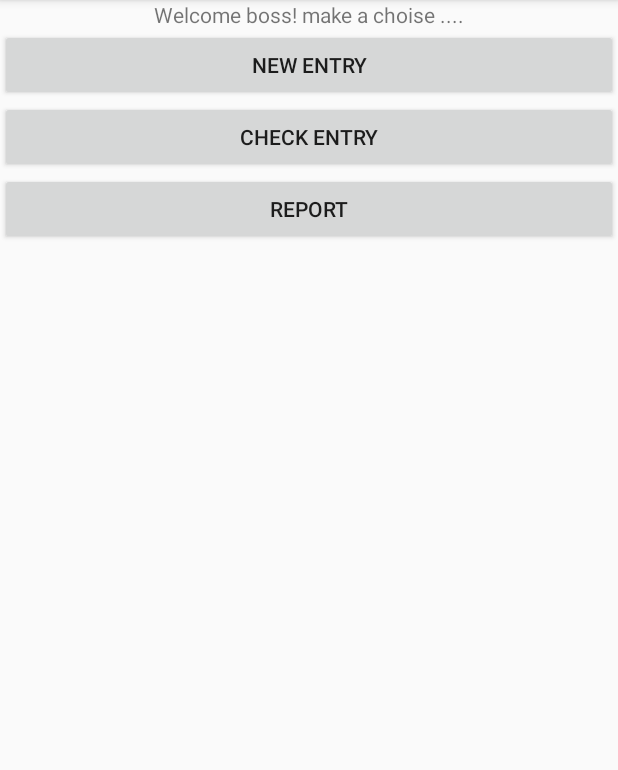
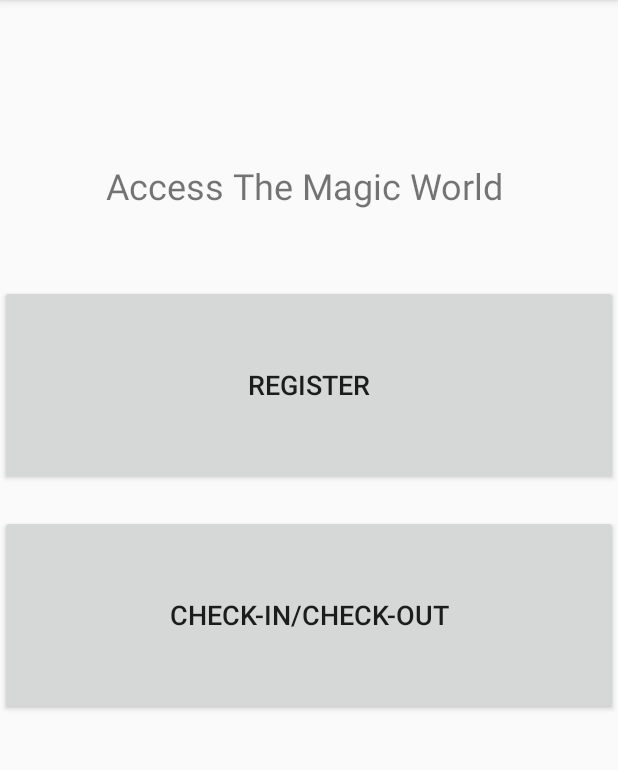
Before and after one commit to gabrieladinu/licenta, an Android app: the screen it shows after launch (MainActivity), on a phone screen of 412 x 824 dp, the part 84-854 px from its top. Run offline under Robolectric (Android 15) with nearby library versions, the phone set to English and light mode, and no system bars.

```diff
--- a/app/src/main/res/layout/activity_choice.xml
+++ b/app/src/main/res/layout/activity_choice.xml
@@ -1,5 +1,5 @@
 <?xml version="1.0" encoding="utf-8"?>
-<LinearLayout
+<GridLayout
     xmlns:android="http://schemas.android.com/apk/res/android" android:layout_width="match_parent"
     android:layout_height="match_parent"
     android:orientation="vertical"
@@ -11,33 +11,41 @@
         android:id="@+id/titleChoise"
         android:layout_width="match_parent"
         android:layout_height="wrap_content"
-        android:text="Welcome boss! make a choise ...."
+        android:layout_alignParentTop="true"
+        android:layout_marginTop="107dp"
+        android:text="Access The Magic World "
         android:textAlignment="center"
-        android:layout_weight="0"/>
+        android:textSize="24dp"
+        android:layout_marginBottom="30dp"
+
+
+
+        />
 
     <Button
         android:id="@+id/newEntry"
         android:layout_width="match_parent"
-        android:layout_height="wrap_content"
+        android:layout_height="200px"
+        android:layout_centerVertical="true"
         android:text="@string/newEntry"
-        />
+        android:textSize="18dp"
+        android:layout_marginTop="20dp"
+
+
+       />
 
     <Button
         android:id="@+id/checkEntry"
         android:layout_width="match_parent"
-        android:layout_height="wrap_content"
+        android:layout_height="200px"
+        android:layout_alignParentBottom="true"
+        android:layout_marginBottom="180dp"
         android:text="@string/checkEntry"
+        android:textSize="18dp"
+        android:layout_marginTop="20dp"
 
-     />
+        />
 
 
 
-    <Button
-        android:id="@+id/reports"
-        android:layout_width="match_parent"
-        android:layout_height="wrap_content"
-        android:text="Report"
-
-        />
-
-</LinearLayout>
+</GridLayout>
--- a/app/src/main/res/values/strings.xml
+++ b/app/src/main/res/values/strings.xml
@@ -2,8 +2,8 @@
     <string name="app_name">Licenta1</string>
     <string name="action_settings">Settings</string>
     <string name="newEntryScann">Barcode Scan</string>
-    <string name="checkEntry">Check Entry</string>
-    <string name="newEntry">New Entry</string>
+    <string name="checkEntry">Check-in/Check-out</string>
+    <string name="newEntry">Register</string>
     <string name="idScann">Id Scan</string>
     <string name="messagePermission">You have to grant the permission to use this app</string>
 </resources>
```
